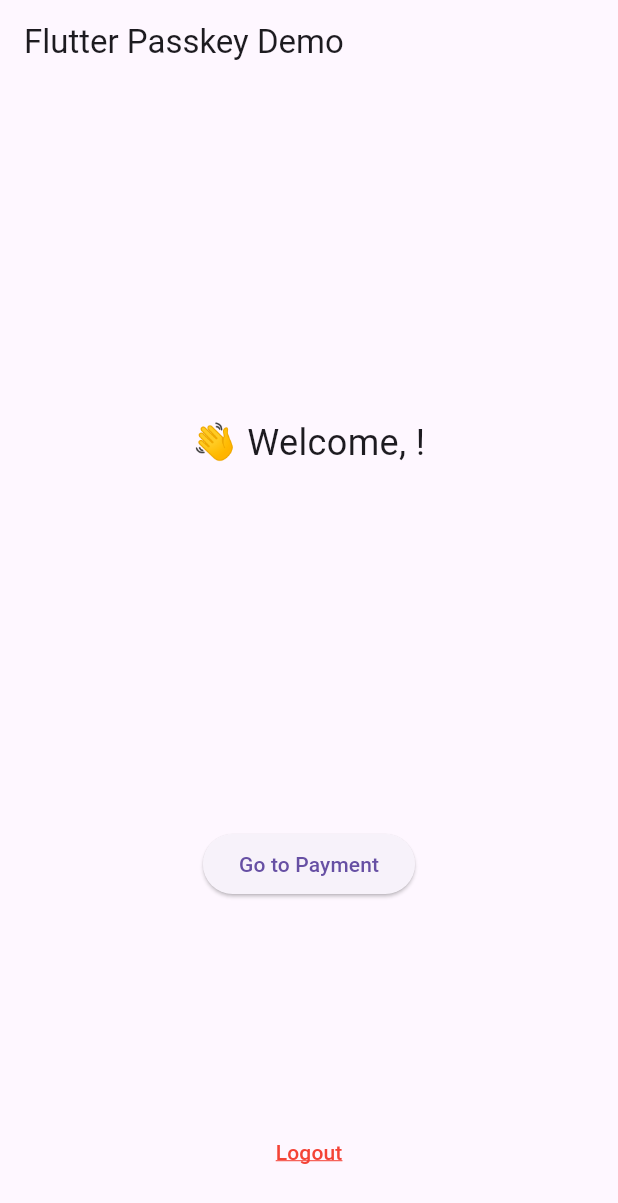
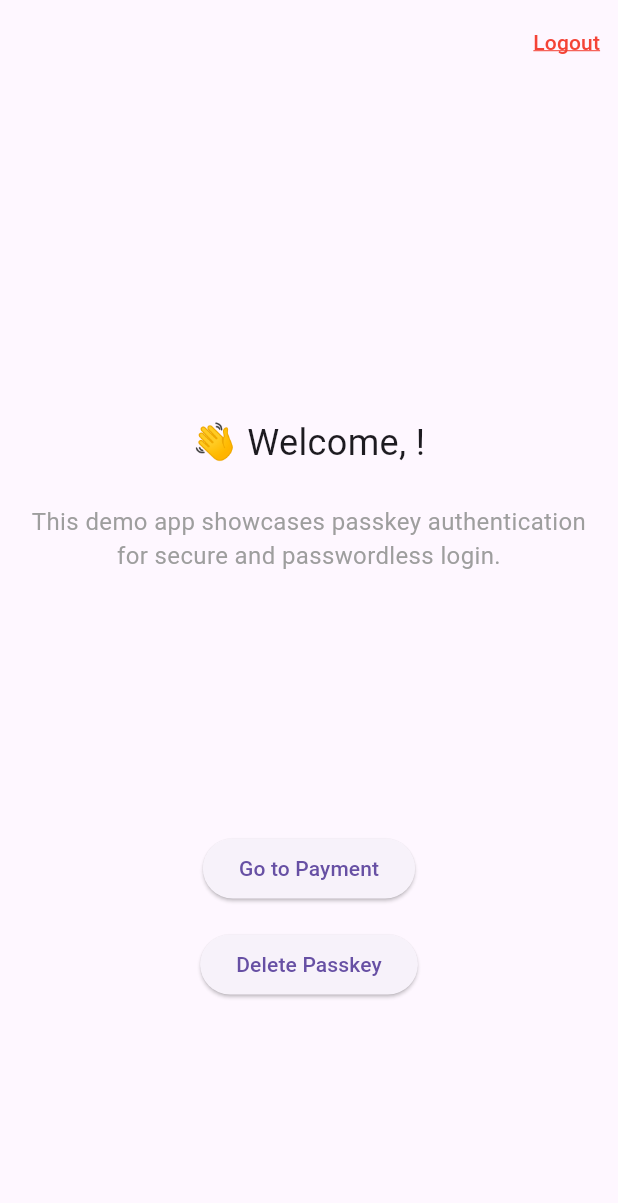
Before and after one commit to heyhey1028/flutter_passkey_demo, a Flutter app: the screen it shows once a user with an empty profile is signed in, on a phone screen of 412 x 824 dp. Shown: the top 1203 px of the screen. Run offline on Flutter 3.47's test engine with Material 3 defaults, Android fonts, the phone set to English and light mode, and no system bars; our stand-ins replace cloud_firestore, firebase_auth, firebase_core, slide_to_act; accounts and stored records are empty.

Commit message:
feat: Implement user account deletion on logout and enhance TopPage layout with additional information

```diff
--- a/flutter_passkey_demo/lib/top_page.dart
+++ b/flutter_passkey_demo/lib/top_page.dart
@@ -8,17 +8,25 @@ class TopPage extends StatelessWidget {
 
   Future<void> _handleLogout(BuildContext context) async {
     try {
+      final user = FirebaseAuth.instance.currentUser;
+      if (user != null) {
+        // Delete user document from Firestore
+        await FirebaseFirestore.instance.collection('users').doc(user.uid).delete();
+        // Delete user from Firebase Authentication
+        await user.delete();
+        // Sign out
         await FirebaseAuth.instance.signOut();
+      }
+
       if (context.mounted) {
         ScaffoldMessenger.of(context).showSnackBar(
-          const SnackBar(content: Text('Logged out successfully')),
+          const SnackBar(content: Text('Logged out and account deleted successfully')),
         );
-        // Add navigation to login screen here
       }
     } catch (e) {
       if (context.mounted) {
         ScaffoldMessenger.of(context).showSnackBar(
-          SnackBar(content: Text('Failed to logout: ${e.toString()}')),
+          SnackBar(content: Text('Failed to logout and delete account: ${e.toString()}')),
         );
       }
     }
@@ -34,7 +42,19 @@ class TopPage extends StatelessWidget {
 
     return Scaffold(
       appBar: AppBar(
-        title: const Text('Flutter Passkey Demo'),
+        actions: [
+          TextButton(
+            onPressed: () => _handleLogout(context),
+            child: const Text(
+              'Logout',
+              style: TextStyle(
+                color: Colors.red,
+                decoration: TextDecoration.underline,
+                decorationColor: Colors.red,
+              ),
+            ),
+          ),
+        ],
       ),
       body: Stack(
         children: [
@@ -60,12 +80,25 @@ class TopPage extends StatelessWidget {
                       return Container(
                         width: double.infinity,
                         padding: const EdgeInsets.all(16.0),
-                        child: Text(
+                        child: Column(
+                          children: [
+                            Text(
                               '👋 Welcome, $name!',
                               textAlign: TextAlign.center,
                               style: const TextStyle(
                                 fontSize: 24,
                               ),
+                            ),
+                            const SizedBox(height: 24), // Increased spacing here
+                            const Text(
+                              'This demo app showcases passkey authentication for secure and passwordless login.',
+                              textAlign: TextAlign.center,
+                              style: TextStyle(
+                                fontSize: 16,
+                                color: Colors.grey,
+                              ),
+                            ),
+                          ],
                         ),
                       );
                     }
@@ -83,30 +116,19 @@ class TopPage extends StatelessWidget {
                         ),
                         child: const Text('Go to Payment'),
                       ),
+                      const SizedBox(height: 16),
+                      ElevatedButton(
+                        onPressed: () {
+                          // TODO: Implement passkey deletion
+                        },
+                        child: const Text('Delete Passkey'),
+                      ),
                     ],
                   ),
                 ),
               ),
             ],
           ),
-          Positioned(
-            left: 0,
-            right: 0,
-            bottom: 32,
-            child: Center(
-              child: TextButton(
-                onPressed: () => _handleLogout(context),
-                child: const Text(
-                  'Logout',
-                  style: TextStyle(
-                    color: Colors.red,
-                    decoration: TextDecoration.underline,
-                    decorationColor: Colors.red,
-                  ),
-                ),
-              ),
-            ),
-          ),
         ],
       ),
     );
```
Lines whose indentation alone changed are shown as unchanged.
